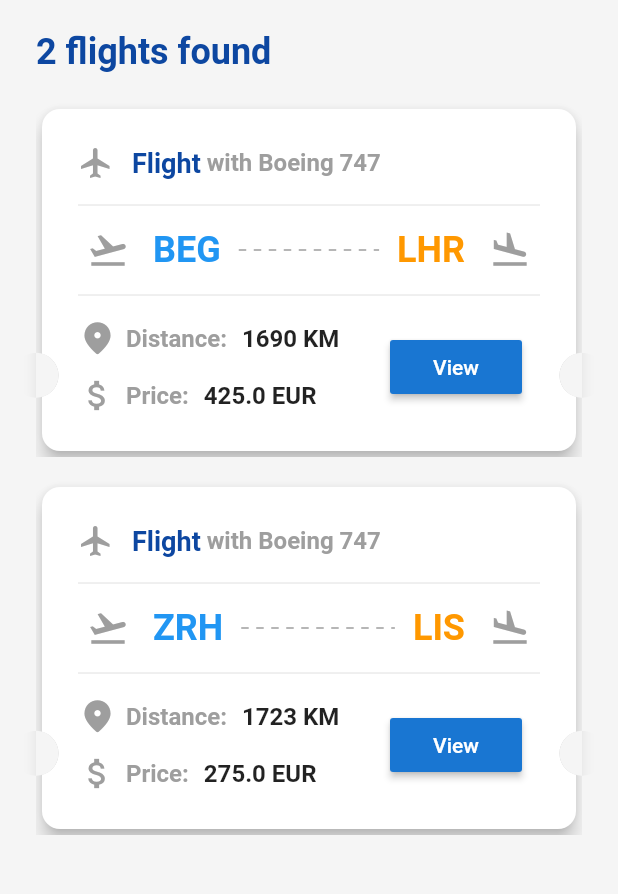
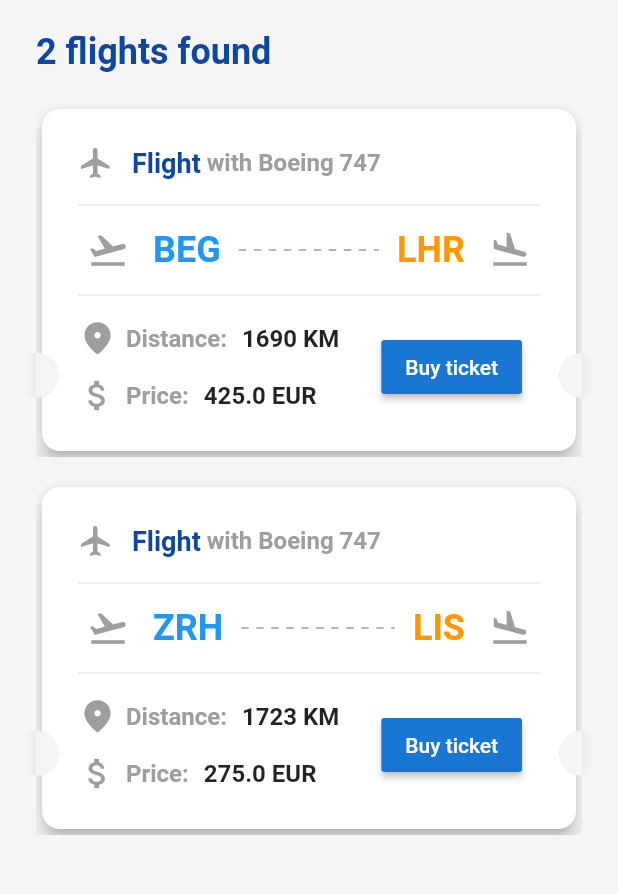
Before and after one commit to Qwerasdzxc/RAF-Airlines-Mobile-application, a Flutter app: the FlightSearchPage screen opened directly, after a tap on "Search", on a phone screen of 412 x 824 dp, the part 65-959 px from its top. Run offline on Flutter 3.47's test engine with Material 2 defaults, Android fonts, the phone set to English and light mode, and no system bars; our stand-ins replace bloc, dio, dotted_decoration, equatable, flutter_bloc, flutter_spinkit and 4 more; missing offline and left inert: credit_card; Roboto replaces fonts that are missing (Ubuntu).

Commit message:
Buying tickets fully functional

```diff
--- a/lib/flights/search/flight_search_page.dart
+++ b/lib/flights/search/flight_search_page.dart
@@ -2,6 +2,7 @@ import 'package:flutter/material.dart';
 import 'package:flutter_bloc/flutter_bloc.dart';
 import 'package:raf_airlines_client/flights/search/bloc/flight_search_bloc.dart';
 import 'package:raf_airlines_client/flights/search/results/flight_results_page.dart';
+import 'package:raf_airlines_client/home/bloc/home_bloc.dart';
 import 'package:raf_airlines_client/models/airplane.dart';
 import 'package:raf_airlines_client/ui/back_bar.dart';
 import 'package:raf_airlines_client/ui/error_button_widget.dart';
@@ -36,10 +37,12 @@ class _FlightSearchPageState extends State<FlightSearchPage> {
           child: Column(
             children: [
               BackBar(),
-              BlocConsumer<FlightSearchBloc, FlightSearchState>(listener: (context, state) {
+              BlocConsumer<FlightSearchBloc, FlightSearchState>(listener: (_, state) {
                 if (state is FlightSearchSuccessful)
-                  Navigator.of(context)
-                      .push(MaterialPageRoute(builder: (_) => FlightResultsPage(flights: state.flights)));
+                  Navigator.of(context).push(MaterialPageRoute(
+                      builder: (_) => BlocProvider.value(
+                          value: BlocProvider.of<HomeBloc>(context),
+                          child: FlightResultsPage(flights: state.flights))));
               }, builder: (context, state) {
                 if (state is FlightSearchLoading)
                   return Expanded(child: LoadingIcon());
--- a/lib/flights/search/results/flight_result_item.dart
+++ b/lib/flights/search/results/flight_result_item.dart
@@ -1,6 +1,13 @@
 import 'package:dotted_decoration/dotted_decoration.dart';
 import 'package:flutter/material.dart';
+import 'package:flutter_bloc/flutter_bloc.dart';
+import 'package:raf_airlines_client/home/bloc/home_bloc.dart';
 import 'package:raf_airlines_client/models/flight.dart';
+import 'package:raf_airlines_client/services/service_provider.dart';
+import 'package:raf_airlines_client/services/ticket/ticket_service.dart';
+import 'package:raf_airlines_client/services/user/user_service.dart';
+import 'package:raf_airlines_client/tickets/bloc/new_ticket_bloc.dart';
+import 'package:raf_airlines_client/tickets/new_ticket_dialog.dart';
 import 'package:raf_airlines_client/ui/clipper/ticket_clipper.dart';
 
 class FlightResultItem extends StatelessWidget {
@@ -132,7 +139,8 @@ class FlightResultItem extends StatelessWidget {
                             SizedBox(
                               width: 6,
                             ),
-                            Text("Price: ", style: TextStyle(fontSize: 16, color: Colors.grey, fontWeight: FontWeight.bold)),
+                            Text("Price: ",
+                                style: TextStyle(fontSize: 16, color: Colors.grey, fontWeight: FontWeight.bold)),
                             SizedBox(
                               width: 6,
                             ),
@@ -148,12 +156,31 @@ class FlightResultItem extends StatelessWidget {
                   MaterialButton(
                     color: Theme.of(context).primaryColor,
                     child: Text(
-                      "View",
+                      "Buy ticket",
                       style: TextStyle(color: Colors.white),
                     ),
-                    onPressed: () => print("a"),
+                    onPressed: () => showModalBottomSheet(
+                        context: context,
+                        isScrollControlled: true,
+                        backgroundColor: Colors.grey[100],
+                        shape: RoundedRectangleBorder(
+                          borderRadius:
+                              BorderRadius.only(topLeft: Radius.circular(15.0), topRight: Radius.circular(15.0)),
+                        ),
+                        builder: (_) => BlocProvider<NewTicketBloc>(
+                            lazy: false,
+                            create: (_) => NewTicketBloc(
+                                userService: getService<UserService>(),
+                                ticketService: getService<TicketService>(),
+                                homeBloc: BlocProvider.of<HomeBloc>(context))
+                              ..add(NewTicketInit()),
+                            child: NewTicketDialog(
+                              flight: flight,
+                            ))),
                   ),
-                  SizedBox(width: 12,)
+                  SizedBox(
+                    width: 12,
+                  )
                 ],
               )
             ],
--- a/lib/home/bloc/home_bloc.dart
+++ b/lib/home/bloc/home_bloc.dart
@@ -9,6 +9,7 @@ import 'package:raf_airlines_client/services/flight/flight_service.dart';
 import 'package:raf_airlines_client/services/ticket/ticket_service.dart';
 
 part 'home_event.dart';
+
 part 'home_state.dart';
 
 class HomeBloc extends Bloc<HomeEvent, HomeState> {
@@ -31,6 +32,10 @@ class HomeBloc extends Bloc<HomeEvent, HomeState> {
       } catch (_) {
         yield HomeError();
       }
+    } else if (event is HomeTicketAdded) {
+      HomeLoaded currState = state;
+      yield HomeLoaded(flights: currState.flights, tickets: List.from(currState.tickets)
+        ..add(event.ticket));
     }
   }
 }
--- a/lib/home/bloc/home_event.dart
+++ b/lib/home/bloc/home_event.dart
@@ -8,3 +8,13 @@ abstract class HomeEvent extends Equatable {
 }
 
 class HomeInit extends HomeEvent {}
+
+class HomeTicketAdded extends HomeEvent {
+
+  final Ticket ticket;
+
+  HomeTicketAdded({@required this.ticket});
+
+  @override
+  List<Object> get props => [ticket];
+}
--- a/lib/models/tier.dart
+++ b/lib/models/tier.dart
@@ -6,12 +6,14 @@ class Tier extends Equatable {
   final int id;
   final int threshold;
 
+  final double salePercentage;
+
   final String name;
 
-  Tier({@required this.id, @required this.threshold, @required this.name});
+  Tier({@required this.id, @required this.threshold, @required this.salePercentage, @required this.name});
 
   factory Tier.fromJson(Map json) =>
-      Tier(id: json["id"], threshold: json["threshold"], name: json["name"]);
+      Tier(id: json["id"], threshold: json["threshold"], salePercentage: json["salePercentage"], name: json["name"]);
 
   @override
   List<Object> get props => [id];
--- a/lib/services/ticket/dao/ticket_dao.dart
+++ b/lib/services/ticket/dao/ticket_dao.dart
@@ -1,6 +1,9 @@
+import 'package:raf_airlines_client/models/flight.dart';
 import 'package:raf_airlines_client/models/ticket.dart';
 
 abstract class TicketDAO {
 
   Future<List<Ticket>> getMyTickets();
+
+  Future<Ticket> buyTicket(Flight flight);
 }
--- a/lib/services/ticket/dao/ticket_mock_dao.dart
+++ b/lib/services/ticket/dao/ticket_mock_dao.dart
@@ -1,3 +1,5 @@
+import 'dart:math';
+
 import 'package:raf_airlines_client/models/airplane.dart';
 import 'package:raf_airlines_client/models/flight.dart';
 import 'package:raf_airlines_client/models/ticket.dart';
@@ -37,4 +39,12 @@ class TicketMockDAO implements TicketDAO {
 
     return List.from(tickets);
   }
+
+  @override
+  Future<Ticket> buyTicket(Flight flight) async {
+    await Future.delayed(Duration(milliseconds: 500));
+
+    tickets.add(Ticket(id: Random().nextInt(99999), flight: flight, canceled: false, dayBought: DateTime.now()));
+    return tickets.last;
+  }
 }
--- a/lib/services/ticket/dao/ticket_rest_dao.dart
+++ b/lib/services/ticket/dao/ticket_rest_dao.dart
@@ -1,3 +1,4 @@
+import 'package:raf_airlines_client/models/flight.dart';
 import 'package:raf_airlines_client/models/ticket.dart';
 import 'package:raf_airlines_client/services/ticket/dao/ticket_dao.dart';
 
@@ -7,4 +8,9 @@ class TicketRestDAO implements TicketDAO {
   Future<List<Ticket>> getMyTickets() {
     throw UnimplementedError();
   }
+
+  @override
+  Future<Ticket> buyTicket(Flight flight) {
+    throw UnimplementedError();
+  }
 }
--- a/lib/services/ticket/ticket_service.dart
+++ b/lib/services/ticket/ticket_service.dart
@@ -1,4 +1,5 @@
 import 'package:flutter/cupertino.dart';
+import 'package:raf_airlines_client/models/flight.dart';
 import 'package:raf_airlines_client/models/ticket.dart';
 import 'package:raf_airlines_client/services/ticket/dao/ticket_dao.dart';
 
@@ -9,4 +10,6 @@ class TicketService {
   TicketService({@required this.dao});
 
   Future<List<Ticket>> getMyTickets() async => dao.getMyTickets();
+
+  Future<Ticket> buyTicket(Flight flight) async => dao.buyTicket(flight);
 }
--- a/lib/services/user/dao/user_mock_dao.dart
+++ b/lib/services/user/dao/user_mock_dao.dart
@@ -7,7 +7,6 @@ import 'package:raf_airlines_client/network/network_exception.dart';
 import 'package:raf_airlines_client/services/user/dao/user_dao.dart';
 
 class UserMockDAO implements UserDAO {
-
   final List<CreditCard> _crediCards = [
     CreditCard(number: "1234 5678 9101 2345", ccv: 123),
     CreditCard(number: "9876 5432 1098 7654", ccv: 987),
@@ -43,7 +42,7 @@ class UserMockDAO implements UserDAO {
         surname: "Petrovic",
         email: "petrovic.luka99@gmail.com",
         passport: "123456789",
-        tier: Tier(id: 1, threshold: 2500, name: "Silver"));
+        tier: Tier(id: 1, threshold: 2500, name: "Silver", salePercentage: 20));
   }
 
   @override
--- /dev/null
+++ b/lib/tickets/bloc/new_ticket_bloc.dart
@@ -0,0 +1,53 @@
+import 'dart:async';
+
+import 'package:bloc/bloc.dart';
+import 'package:equatable/equatable.dart';
+import 'package:flutter/foundation.dart';
+import 'package:raf_airlines_client/home/bloc/home_bloc.dart';
+import 'package:raf_airlines_client/models/flight.dart';
+import 'package:raf_airlines_client/models/ticket.dart';
+import 'package:raf_airlines_client/models/user.dart';
+import 'package:raf_airlines_client/services/ticket/ticket_service.dart';
+import 'package:raf_airlines_client/services/user/user_service.dart';
+
+part 'new_ticket_event.dart';
+part 'new_ticket_state.dart';
+
+class NewTicketBloc extends Bloc<NewTicketEvent, NewTicketState> {
+
+  final UserService userService;
+  final TicketService ticketService;
+  final HomeBloc homeBloc;
+
+  NewTicketBloc({@required this.userService, @required this.ticketService, @required this.homeBloc}) : super(NewTicketLoading());
+
+  @override
+  Stream<NewTicketState> mapEventToState(NewTicketEvent event) async* {
+    if (event is NewTicketInit) {
+      yield NewTicketLoading();
+
+      try {
+        final profile = await userService.getMyProfile();
+
+        yield NewTicketInitial(profile: profile);
+      } catch (_) {
+        yield NewTicketError();
+      }
+    } else if (event is NewTicketSubmitted) {
+      yield NewTicketLoading();
+
+      try {
+        final ticket = await ticketService.buyTicket(event.flight);
+
+        yield NewTicketReceived(ticket: ticket);
+        homeBloc.add(HomeTicketAdded(ticket: ticket));
+
+        await Future.delayed(Duration(seconds: 1));
+
+        yield NewTicketDone();
+      } catch (_) {
+        yield NewTicketError();
+      }
+    }
+  }
+}
--- /dev/null
+++ b/lib/tickets/bloc/new_ticket_event.dart
@@ -0,0 +1,20 @@
+part of 'new_ticket_bloc.dart';
+
+abstract class NewTicketEvent extends Equatable {
+  const NewTicketEvent();
+
+  @override
+  List<Object> get props => [];
+}
+
+class NewTicketSubmitted extends NewTicketEvent {
+
+  final Flight flight;
+
+  NewTicketSubmitted({@required this.flight});
+
+  @override
+  List<Object> get props => [flight];
+}
+
+class NewTicketInit extends NewTicketEvent {}
--- /dev/null
+++ b/lib/tickets/bloc/new_ticket_state.dart
@@ -0,0 +1,34 @@
+part of 'new_ticket_bloc.dart';
+
+abstract class NewTicketState extends Equatable {
+  const NewTicketState();
+
+  @override
+  List<Object> get props => [];
+}
+
+class NewTicketInitial extends NewTicketState {
+
+  final User profile;
+
+  NewTicketInitial({@required this.profile});
+
+  @override
+  List<Object> get props => [profile];
+}
+
+class NewTicketLoading extends NewTicketState {}
+
+class NewTicketReceived extends NewTicketState {
+
+  final Ticket ticket;
+
+  NewTicketReceived({@required this.ticket});
+
+  @override
+  List<Object> get props => [ticket];
+}
+
+class NewTicketError extends NewTicketState {}
+
+class NewTicketDone extends NewTicketState {}
```
Also changed, not shown: lib/home/home_page.dart (+26 -13 lines), lib/home/ui/flight_card.dart (+26 -3 lines), lib/tickets/new_ticket_dialog.dart (added, +368 -0 lines).
